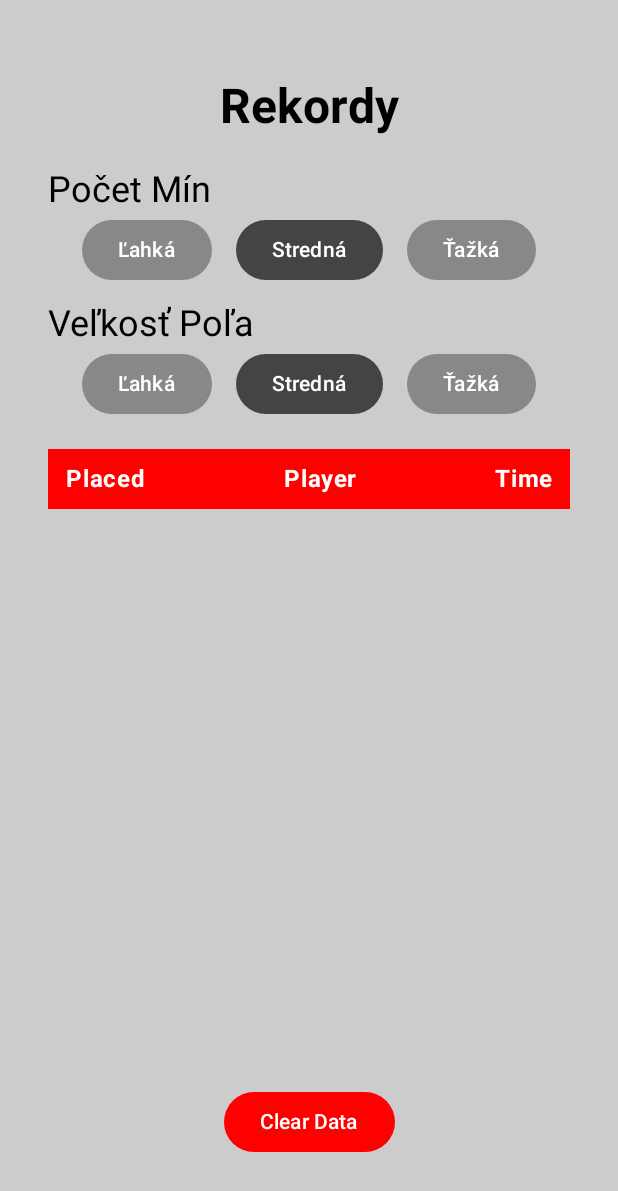
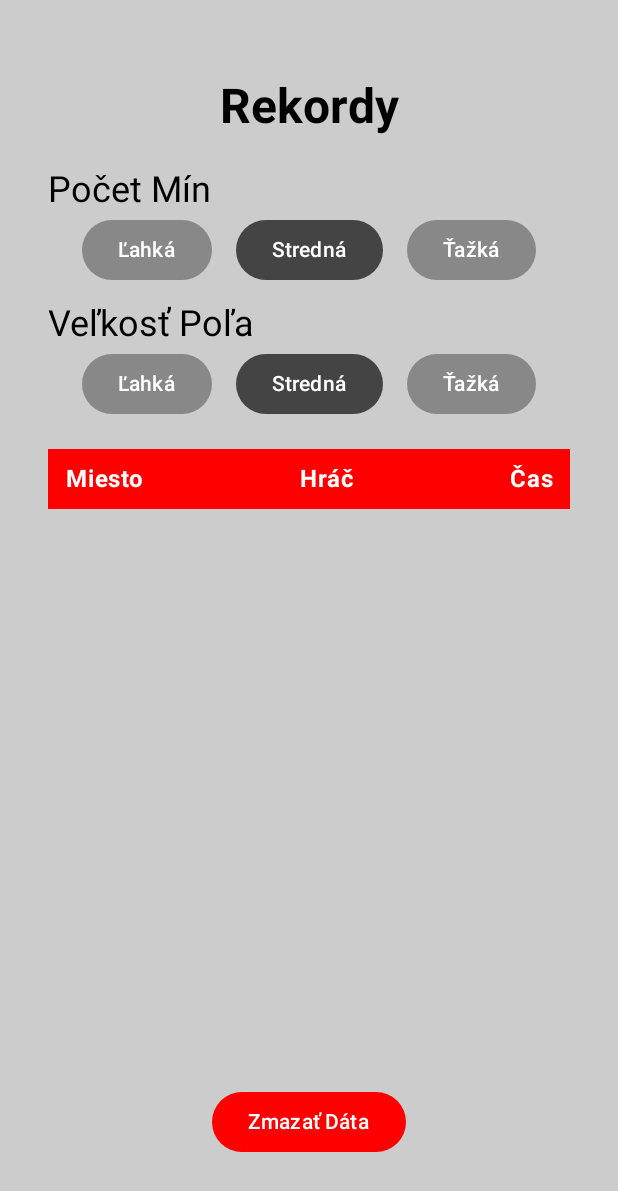
Before and after one commit to WaffleMaker9000/MinovePole, an Android app built with Jetpack Compose: the leaderboard screen opened through its navigation route, on a phone screen of 412 x 824 dp. Shown: the top 1191 px of the screen. Run offline under Robolectric (Android 15) with nearby library versions, the phone set to English and light mode, and no system bars; libraries missing offline, so code that uses them is left out: com.github.doyaaaaaken.kotlincsv.

Commit message:
String resources fixed
no more bare strings

```diff
--- a/app/src/main/java/com/example/minovepole/LeaderBoard.kt
+++ b/app/src/main/java/com/example/minovepole/LeaderBoard.kt
@@ -96,19 +96,19 @@ fun LeaderBoard (
                 horizontalArrangement = Arrangement.SpaceBetween
             ) {
                 Text(
-                    text = "Placed",
+                    text = stringResource(R.string.placed),
                     color = Color.White,
                     fontWeight = FontWeight.Bold,
                     textAlign = TextAlign.Start
                 )
                 Text(
-                    text = "Player",
+                    text = stringResource(R.string.player),
                     color = Color.White,
                     fontWeight = FontWeight.Bold,
                     textAlign = TextAlign.Center
                 )
                 Text(
-                    text = "Time",
+                    text = stringResource(R.string.time),
                     color = Color.White,
                     fontWeight = FontWeight.Bold,
                     textAlign = TextAlign.End
@@ -157,7 +157,7 @@ fun LeaderBoard (
                         allScores = emptyList()
                     }
                 ) {
-                    Text(text = "Clear Data")
+                    Text(text = stringResource(R.string.clear))
                 }
             }
         }
--- a/app/src/main/res/values/strings.xml
+++ b/app/src/main/res/values/strings.xml
@@ -15,4 +15,17 @@
     <string name="csv_mines">Mines</string>
     <string name="csv_size">Size</string>
     <string name="timer">Čas</string>
+    <string name="flag">🚩</string>
+    <string name="empty">" "</string>
+    <string name="bomb">💣</string>
+    <string name="lose">Vybuchol si!</string>
+    <string name="menu">Menu</string>
+    <string name="retry">Hrať Znova</string>
+    <string name="win">Vyhral si!</string>
+    <string name="name">Tvoje meno</string>
+    <string name="save_score">Uložiť Skóre</string>
+    <string name="placed">Miesto</string>
+    <string name="player">Hráč</string>
+    <string name="time">Čas</string>
+    <string name="clear">Zmazať Dáta</string>
 </resources>
```
Also changed, not shown: app/src/main/java/com/example/minovepole/Game.kt (+11 -11 lines), app/src/main/java/com/example/minovepole/GameLogic.kt (+23 -0 lines), app/src/main/java/com/example/minovepole/GameViewModel.kt (+1 -22 lines).
